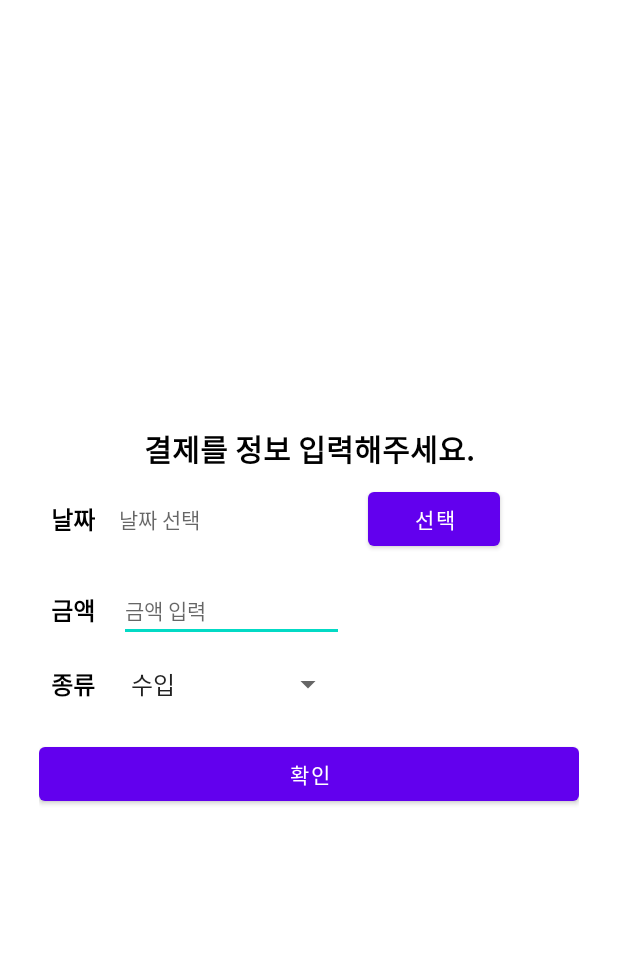
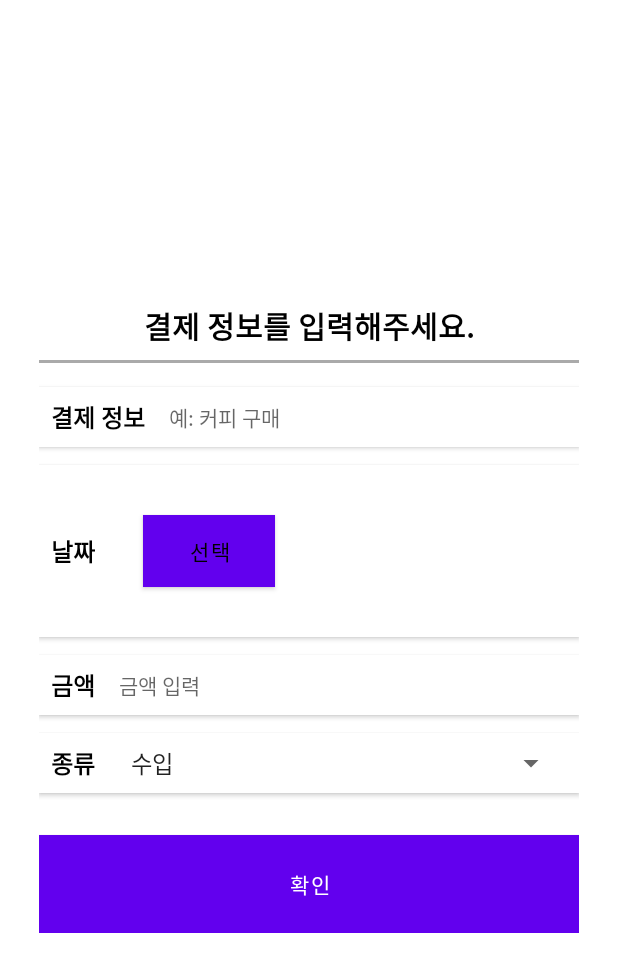
Before and after one commit to gunheehan/AccountBank, an Android app: the layout fragment_payment_input.xml on its own in the app's theme, with its tools: preview values and no code run, on a phone screen of 412 x 824 dp. Shown: the top 972 px of the screen. Run offline under Robolectric (Android 15) with nearby library versions, the phone set to English and light mode, and no system bars.

```diff
--- a/app/src/main/java/com/redhorse/accountbank/data/Payment.kt
+++ b/app/src/main/java/com/redhorse/accountbank/data/Payment.kt
@@ -1,17 +1,20 @@
 package com.redhorse.accountbank.data
 
+import android.os.Parcelable
 import androidx.room.Entity
 import androidx.room.PrimaryKey
 import com.redhorse.accountbank.utils.toPayment
+import kotlinx.parcelize.Parcelize
 
 @Entity(tableName = "payments")
+@Parcelize
 data class Payment(
     @PrimaryKey(autoGenerate = true)  val id: Long = 0,
     val title: String,
     val type: String, // "income" 또는 "expense"
     val amount: Int,
     val date: String // "YYYY-MM-DD" 형식의 날짜
-) {
+) : Parcelable {
     fun toPayment(): Payment {
         return Payment(
             id = this.id,
--- a/app/src/main/java/com/redhorse/accountbank/data/PaymentDao.kt
+++ b/app/src/main/java/com/redhorse/accountbank/data/PaymentDao.kt
@@ -18,4 +18,7 @@ interface PaymentDao {
     @Query("SELECT * FROM payments WHERE date = :date")
     fun getPaymentsForDate(date: String): List<Payment>?
 
+    @Query("UPDATE payments SET title = :title, amount = :amount, date = :date, type = :type WHERE id = :id")
+    suspend fun updatePaymentById(id: Long, title: String, amount: Int, date: String, type: String)
+
 }
--- a/app/src/main/res/layout/fragment_payment_input.xml
+++ b/app/src/main/res/layout/fragment_payment_input.xml
@@ -9,13 +9,55 @@
     android:gravity="center"
     android:layout_gravity="center">
 
+    <!-- 제목 텍스트와 선 -->
     <TextView
         android:layout_width="wrap_content"
         android:layout_height="wrap_content"
-        android:text="결제를 정보 입력해주세요."
-        android:textColor="@color/black"
-        android:textSize="20dp"
-        android:textStyle="bold"/>
+        android:text="결제 정보를 입력해주세요."
+        android:textColor="@android:color/black"
+        android:textSize="20sp"
+        android:textStyle="bold"
+        android:layout_marginBottom="8dp" />
+
+    <!-- 제목 아래 선 -->
+    <View
+        android:layout_width="match_parent"
+        android:layout_height="2dp"
+        android:background="@android:color/darker_gray"
+        android:layout_marginBottom="16dp"/>
+
+    <!-- 결제 정보 입력 -->
+    <LinearLayout
+        android:layout_width="match_parent"
+        android:layout_height="wrap_content"
+        android:orientation="horizontal"
+        android:gravity="center_vertical"
+        android:padding="8dp"
+        android:background="@android:color/white"
+        android:layout_marginBottom="12dp"
+        android:elevation="2dp">
+
+        <TextView
+            android:layout_width="wrap_content"
+            android:layout_height="wrap_content"
+            android:text="결제 정보"
+            android:textSize="16sp"
+            android:textColor="@android:color/black"
+            android:textStyle="bold"/>
+
+        <EditText
+            android:id="@+id/payment_title_edit"
+            android:layout_width="0dp"
+            android:layout_height="wrap_content"
+            android:layout_weight="1"
+            android:layout_marginStart="16dp"
+            android:inputType="text"
+            android:textSize="14sp"
+            android:gravity="center_vertical"
+            android:textColor="@android:color/black"
+            android:hint="예: 커피 구매"
+            android:background="@android:color/white"/>
+    </LinearLayout>
 
     <!-- 날짜 선택 -->
     <LinearLayout
@@ -23,24 +65,28 @@
         android:layout_height="wrap_content"
         android:orientation="horizontal"
         android:gravity="center_vertical"
-        android:padding="8dp">
+        android:padding="8dp"
+        android:background="@android:color/white"
+        android:layout_marginBottom="12dp"
+        android:elevation="2dp">
 
         <TextView
             android:layout_width="wrap_content"
             android:layout_height="wrap_content"
             android:text="날짜"
             android:textSize="16sp"
-            android:textColor="@color/black"
+            android:textColor="@android:color/black"
             android:textStyle="bold"/>
 
         <TextView
             android:id="@+id/payment_select_day_text"
-            android:layout_width="150dp"
+            android:layout_width="0dp"
             android:layout_height="wrap_content"
             android:textSize="14sp"
             android:layout_marginStart="16dp"
             android:gravity="center_vertical"
-            android:hint="날짜 선택"/>
+            android:hint="날짜 선택"
+            android:textColor="@android:color/black"/>
 
         <Button
             android:id="@+id/payment_select_day_btn"
@@ -48,7 +94,11 @@
             android:layout_height="wrap_content"
             android:layout_marginStart="16dp"
             android:text="선택"
-            android:textSize="14sp"/>
+            android:textSize="14sp"
+            android:textColor="@android:color/black"
+            android:background="@android:color/darker_gray"
+            android:paddingStart="16dp"
+            android:paddingEnd="16dp"/>
     </LinearLayout>
 
     <!-- 금액 입력 -->
@@ -57,25 +107,31 @@
         android:layout_height="wrap_content"
         android:orientation="horizontal"
         android:gravity="center_vertical"
-        android:padding="8dp">
+        android:padding="8dp"
+        android:background="@android:color/white"
+        android:layout_marginBottom="12dp"
+        android:elevation="2dp">
 
         <TextView
             android:layout_width="wrap_content"
             android:layout_height="wrap_content"
             android:text="금액"
             android:textSize="16sp"
-            android:textColor="@color/black"
+            android:textColor="@android:color/black"
             android:textStyle="bold"/>
 
         <EditText
             android:id="@+id/payment_amount_edit"
-            android:layout_width="150dp"
+            android:layout_width="0dp"
             android:layout_height="wrap_content"
+            android:layout_weight="1"
             android:layout_marginStart="16dp"
             android:inputType="number"
             android:hint="금액 입력"
             android:textSize="14sp"
-            android:gravity="center_vertical"/>
+            android:gravity="center_vertical"
+            android:textColor="@android:color/black"
+            android:background="@android:color/white"/>
     </LinearLayout>
 
     <!-- 수입/지출 선택 -->
@@ -84,20 +140,24 @@
         android:layout_height="wrap_content"
         android:orientation="horizontal"
         android:gravity="center_vertical"
-        android:padding="8dp">
+        android:padding="8dp"
+        android:background="@android:color/white"
+        android:layout_marginBottom="12dp"
+        android:elevation="2dp">
 
         <TextView
             android:layout_width="wrap_content"
             android:layout_height="wrap_content"
             android:text="종류"
             android:textSize="16sp"
-            android:textColor="@color/black"
+            android:textColor="@android:color/black"
             android:textStyle="bold"/>
 
         <Spinner
             android:id="@+id/payment_type_spinner"
-            android:layout_width="150dp"
+            android:layout_width="0dp"
             android:layout_height="wrap_content"
+            android:layout_weight="1"
             android:layout_marginStart="16dp"
             android:entries="@array/payment_types"/>
     </LinearLayout>
@@ -108,6 +168,8 @@
         android:layout_width="match_parent"
         android:layout_height="wrap_content"
         android:text="확인"
-        android:layout_marginTop="16dp"/>
-
+        android:textColor="@android:color/white"
+        android:background="@color/black"
+        android:layout_marginTop="16dp"
+        android:padding="16dp"/>
 </LinearLayout>
```
Also changed, not shown: app/src/main/java/com/redhorse/accountbank/DayDetailFragment.kt (+17 -1 lines), app/src/main/java/com/redhorse/accountbank/PaymentEditFragment.kt (added, +211 -0 lines), app/src/main/java/com/redhorse/accountbank/adapter/PaymentAdapter.kt (+11 -1 lines).
